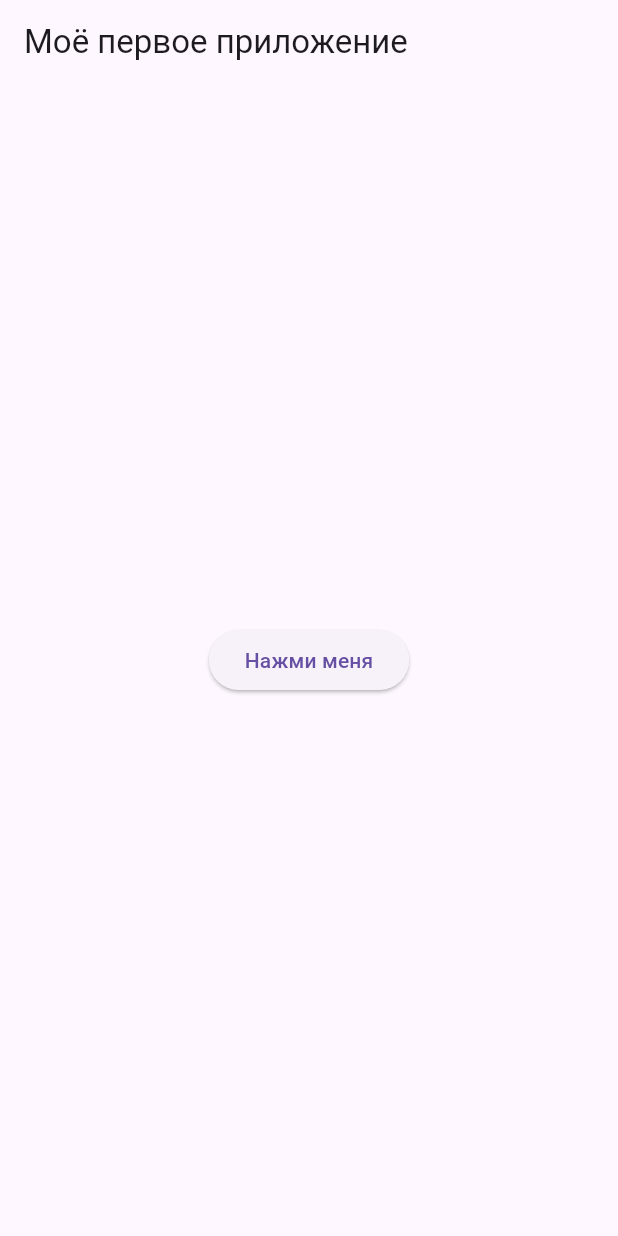
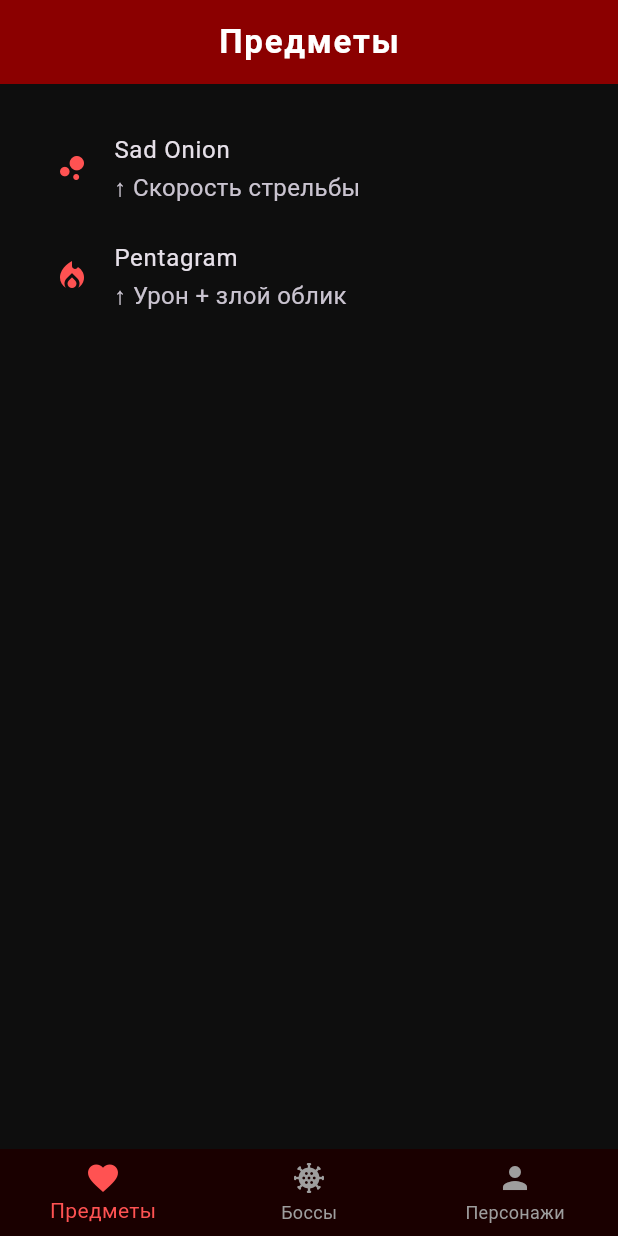
Before and after one commit to rei-ayra-ami/Mansik_gau, a Flutter app: the screen it shows after launch, on a phone screen of 412 x 824 dp. Run offline on Flutter 3.47's test engine with Material 3 defaults, Android fonts, the phone set to English and light mode, and no system bars.

Commit message:
Обновил код приложения Isaac Wiki

```diff
--- a/lib/main.dart
+++ b/lib/main.dart
@@ -1,18 +1,19 @@
 import 'package:flutter/material.dart';
 import 'screens/home_screen.dart';
+import 'widgets/isaac_theme.dart';
 
-void main() {
-  runApp(const MyApp());
-}
+void main() => runApp(const IsaacWikiApp());
 
-class MyApp extends StatelessWidget {
-  const MyApp({super.key});
+class IsaacWikiApp extends StatelessWidget {
+  const IsaacWikiApp({super.key});
 
   @override
   Widget build(BuildContext context) {
     return MaterialApp(
+      title: 'The Binding of Isaac Wiki',
       debugShowCheckedModeBanner: false,
-      home: const HomeScreen(), // <-- подключаем экран
+      theme: isaacTheme,
+      home: const HomeScreen(),
     );
   }
 }
--- a/lib/screens/home_screen.dart
+++ b/lib/screens/home_screen.dart
@@ -1,19 +1,61 @@
 import 'package:flutter/material.dart';
+import 'items_screen.dart';
+import 'bosses_screen.dart';
+import 'characters_screen.dart';
 
-class HomeScreen extends StatelessWidget {
+class HomeScreen extends StatefulWidget {
   const HomeScreen({super.key});
+
+  @override
+  State<HomeScreen> createState() => _HomeScreenState();
+}
+
+class _HomeScreenState extends State<HomeScreen> {
+  int _selectedIndex = 0;
+
+  final List<Widget> _screens = const [
+    ItemsScreen(),
+    BossesScreen(),
+    CharactersScreen(),
+  ];
+
+  final List<String> _titles = [
+    'Предметы',
+    'Боссы',
+    'Персонажи',
+  ];
+
+  void _onItemTapped(int index) {
+    setState(() {
+      _selectedIndex = index;
+    });
+  }
 
   @override
   Widget build(BuildContext context) {
     return Scaffold(
-      appBar: AppBar(
-        title: const Text('Моё первое приложение'),
-      ),
-      body: Center(
-        child: ElevatedButton(
-          onPressed: () {},
-          child: const Text("Нажми меня"),
-        ),
+      appBar: AppBar(title: Text(_titles[_selectedIndex])),
+      body: _screens[_selectedIndex],
+      bottomNavigationBar: BottomNavigationBar(
+        backgroundColor: const Color(0xFF1A0000),
+        selectedItemColor: Colors.redAccent,
+        unselectedItemColor: Colors.grey,
+        currentIndex: _selectedIndex,
+        onTap: _onItemTapped,
+        items: const [
+          BottomNavigationBarItem(
+            icon: Icon(Icons.favorite),
+            label: 'Предметы',
+          ),
+          BottomNavigationBarItem(
+            icon: Icon(Icons.coronavirus),
+            label: 'Боссы',
+          ),
+          BottomNavigationBarItem(
+            icon: Icon(Icons.person),
+            label: 'Персонажи',
+          ),
+        ],
       ),
     );
   }
--- /dev/null
+++ b/lib/screens/items_screen.dart
@@ -0,0 +1,24 @@
+import 'package:flutter/material.dart';
+
+class ItemsScreen extends StatelessWidget {
+  const ItemsScreen({super.key});
+
+  @override
+  Widget build(BuildContext context) {
+    return ListView(
+      padding: const EdgeInsets.all(20),
+      children: const [
+        ListTile(
+          leading: Icon(Icons.bubble_chart, color: Colors.redAccent),
+          title: Text('Sad Onion'),
+          subtitle: Text('↑ Скорость стрельбы'),
+        ),
+        ListTile(
+          leading: Icon(Icons.local_fire_department, color: Colors.redAccent),
+          title: Text('Pentagram'),
+          subtitle: Text('↑ Урон + злой облик'),
+        ),
+      ],
+    );
+  }
+}
--- /dev/null
+++ b/lib/widgets/isaac_theme.dart
@@ -0,0 +1,27 @@
+import 'package:flutter/material.dart';
+
+final ThemeData isaacTheme = ThemeData(
+  brightness: Brightness.dark,
+  scaffoldBackgroundColor: const Color(0xFF0E0E0E),
+  appBarTheme: const AppBarTheme(
+    backgroundColor: Color(0xFF8B0000),
+    titleTextStyle: TextStyle(
+      color: Colors.white,
+      fontSize: 22,
+      fontWeight: FontWeight.bold,
+      letterSpacing: 1.2,
+    ),
+    centerTitle: true,
+  ),
+  elevatedButtonTheme: ElevatedButtonThemeData(
+    style: ElevatedButton.styleFrom(
+      backgroundColor: const Color(0xFF8B0000),
+      padding: const EdgeInsets.symmetric(vertical: 16, horizontal: 24),
+      shape: RoundedRectangleBorder(borderRadius: BorderRadius.circular(12)),
+    ),
+  ),
+  textTheme: const TextTheme(
+    bodyMedium: TextStyle(color: Colors.white, fontSize: 16),
+    headlineMedium: TextStyle(color: Colors.redAccent, fontSize: 22),
+  ),
+);
```
Also changed, not shown: lib/screens/bosses_screen.dart (added, +24 -0 lines), lib/screens/characters_screen.dart (added, +24 -0 lines).
